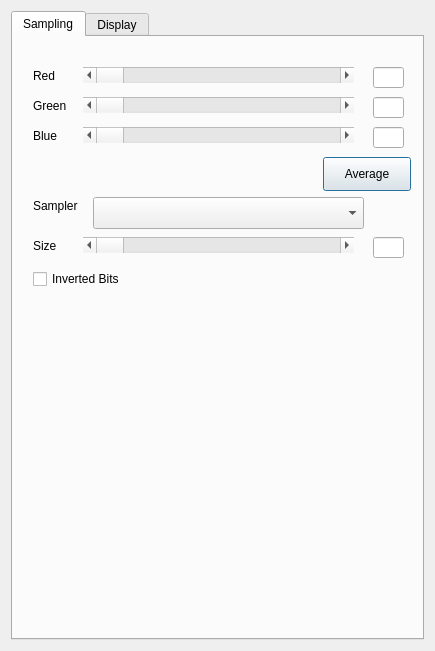
Above: romthresholddialog.ui from travisgoodspeed/maskromtool before the change. Below: the same form after it.
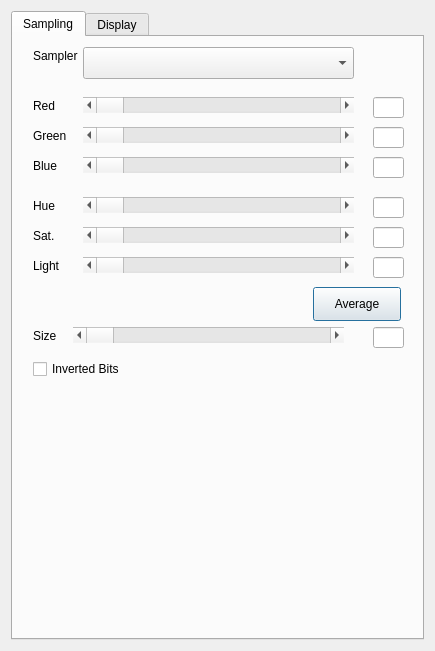
That is the form after the change.

Patch:
```diff
--- a/romthresholddialog.ui
+++ b/romthresholddialog.ui
@@ -33,7 +33,7 @@
        <property name="geometry">
         <rect>
          <x>70</x>
-         <y>30</y>
+         <y>60</y>
          <width>271</width>
          <height>16</height>
         </rect>
@@ -49,7 +49,7 @@
        <property name="geometry">
         <rect>
          <x>20</x>
-         <y>30</y>
+         <y>60</y>
          <width>58</width>
          <height>18</height>
         </rect>
@@ -62,7 +62,7 @@
        <property name="geometry">
         <rect>
          <x>20</x>
-         <y>60</y>
+         <y>90</y>
          <width>58</width>
          <height>18</height>
         </rect>
@@ -75,7 +75,7 @@
        <property name="geometry">
         <rect>
          <x>20</x>
-         <y>90</y>
+         <y>120</y>
          <width>58</width>
          <height>18</height>
         </rect>
@@ -88,7 +88,7 @@
        <property name="geometry">
         <rect>
          <x>70</x>
-         <y>60</y>
+         <y>90</y>
          <width>271</width>
          <height>16</height>
         </rect>
@@ -104,7 +104,7 @@
        <property name="geometry">
         <rect>
          <x>70</x>
-         <y>90</y>
+         <y>120</y>
          <width>271</width>
          <height>16</height>
         </rect>
@@ -119,8 +119,8 @@
       <widget class="QPushButton" name="averageButton">
        <property name="geometry">
         <rect>
-         <x>310</x>
-         <y>120</y>
+         <x>300</x>
+         <y>250</y>
          <width>88</width>
          <height>34</height>
         </rect>
@@ -133,7 +133,7 @@
        <property name="geometry">
         <rect>
          <x>360</x>
-         <y>30</y>
+         <y>60</y>
          <width>31</width>
          <height>21</height>
         </rect>
@@ -143,7 +143,7 @@
        <property name="geometry">
         <rect>
          <x>360</x>
-         <y>60</y>
+         <y>90</y>
          <width>31</width>
          <height>21</height>
         </rect>
@@ -153,7 +153,7 @@
        <property name="geometry">
         <rect>
          <x>360</x>
-         <y>90</y>
+         <y>120</y>
          <width>31</width>
          <height>21</height>
         </rect>
@@ -162,8 +162,8 @@
       <widget class="QComboBox" name="samplerBox">
        <property name="geometry">
         <rect>
-         <x>80</x>
-         <y>160</y>
+         <x>70</x>
+         <y>10</y>
          <width>271</width>
          <height>32</height>
         </rect>
@@ -173,7 +173,7 @@
        <property name="geometry">
         <rect>
          <x>20</x>
-         <y>160</y>
+         <y>10</y>
          <width>58</width>
          <height>18</height>
         </rect>
@@ -185,8 +185,8 @@
       <widget class="QScrollBar" name="samplesizeScrollBar">
        <property name="geometry">
         <rect>
-         <x>70</x>
-         <y>200</y>
+         <x>60</x>
+         <y>290</y>
          <width>271</width>
          <height>16</height>
         </rect>
@@ -211,7 +211,7 @@
        <property name="geometry">
         <rect>
          <x>20</x>
-         <y>200</y>
+         <y>290</y>
          <width>31</width>
          <height>18</height>
         </rect>
@@ -224,7 +224,7 @@
        <property name="geometry">
         <rect>
          <x>360</x>
-         <y>200</y>
+         <y>290</y>
          <width>31</width>
          <height>21</height>
         </rect>
@@ -234,7 +234,7 @@
        <property name="geometry">
         <rect>
          <x>20</x>
-         <y>230</y>
+         <y>320</y>
          <width>321</width>
          <height>24</height>
         </rect>
@@ -243,6 +243,123 @@
         <string>Inverted Bits</string>
        </property>
       </widget>
+      <widget class="QLineEdit" name="hEdit">
+       <property name="geometry">
+        <rect>
+         <x>360</x>
+         <y>160</y>
+         <width>31</width>
+         <height>21</height>
+        </rect>
+       </property>
+      </widget>
+      <widget class="QLabel" name="lLabel">
+       <property name="geometry">
+        <rect>
+         <x>20</x>
+         <y>220</y>
+         <width>58</width>
+         <height>18</height>
+        </rect>
+       </property>
+       <property name="text">
+        <string>Light</string>
+       </property>
+      </widget>
+      <widget class="QScrollBar" name="satScrollBar">
+       <property name="geometry">
+        <rect>
+         <x>70</x>
+         <y>190</y>
+         <width>271</width>
+         <height>16</height>
+        </rect>
+       </property>
+       <property name="maximum">
+        <number>255</number>
+       </property>
+       <property name="orientation">
+        <enum>Qt::Orientation::Horizontal</enum>
+       </property>
+      </widget>
+      <widget class="QLabel" name="satLabel">
+       <property name="geometry">
+        <rect>
+         <x>20</x>
+         <y>190</y>
+         <width>58</width>
+         <height>18</height>
+        </rect>
+       </property>
+       <property name="text">
+        <string>Sat.</string>
+       </property>
+      </widget>
+      <widget class="QScrollBar" name="lScrollBar">
+       <property name="geometry">
+        <rect>
+         <x>70</x>
+         <y>220</y>
+         <width>271</width>
+         <height>16</height>
+        </rect>
+       </property>
+       <property name="maximum">
+        <number>255</number>
+       </property>
+       <property name="orientation">
+        <enum>Qt::Orientation::Horizontal</enum>
+       </property>
+      </widget>
+      <widget class="QScrollBar" name="hScrollBar">
+       <property name="geometry">
+        <rect>
+         <x>70</x>
+         <y>160</y>
+         <width>271</width>
+         <height>16</height>
+        </rect>
+       </property>
+       <property name="maximum">
+        <number>255</number>
+       </property>
+       <property name="orientation">
+        <enum>Qt::Orientation::Horizontal</enum>
+       </property>
+      </widget>
+      <widget class="QLabel" name="hLabel">
+       <property name="geometry">
+        <rect>
+         <x>20</x>
+         <y>160</y>
+         <width>58</width>
+         <height>18</height>
+        </rect>
+       </property>
+       <property name="text">
+        <string>Hue</string>
+       </property>
+      </widget>
+      <widget class="QLineEdit" name="satEdit">
+       <property name="geometry">
+        <rect>
+         <x>360</x>
+         <y>190</y>
+         <width>31</width>
+         <height>21</height>
+        </rect>
+       </property>
+      </widget>
+      <widget class="QLineEdit" name="lEdit">
+       <property name="geometry">
+        <rect>
+         <x>360</x>
+         <y>220</y>
+         <width>31</width>
+         <height>21</height>
+        </rect>
+       </property>
+      </widget>
       <zorder>redLabel_3</zorder>
       <zorder>redLabel_2</zorder>
       <zorder>blueLabel</zorder>
```
Left out of the diff: 23 changed lines with no effect on the pictures.
